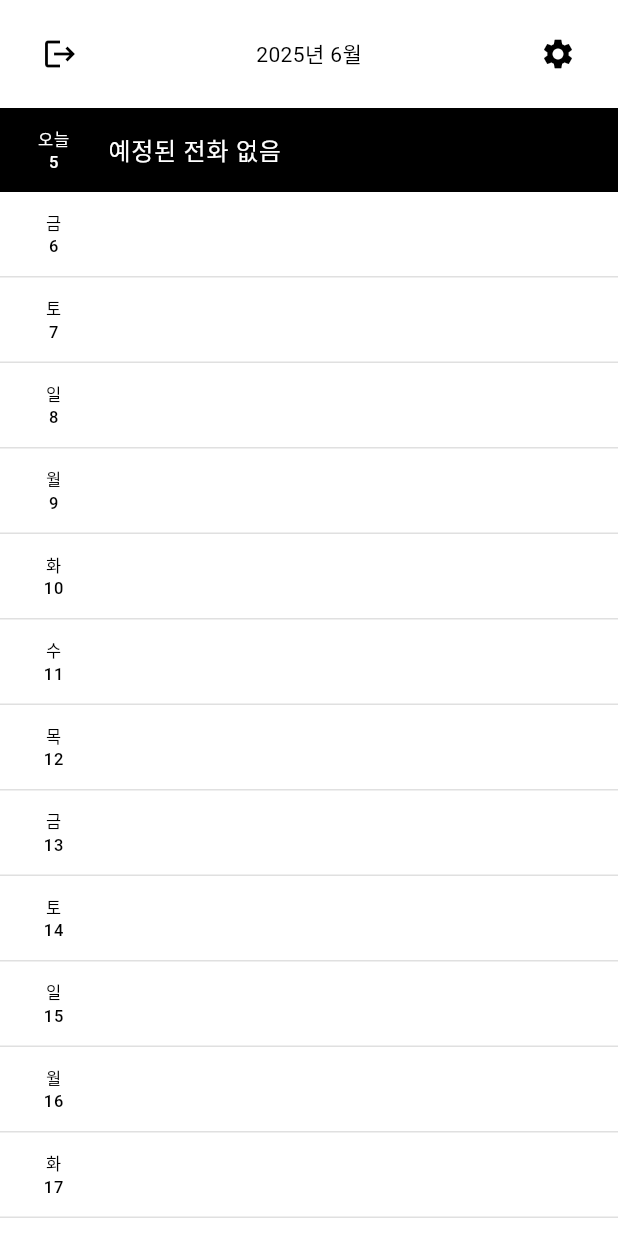
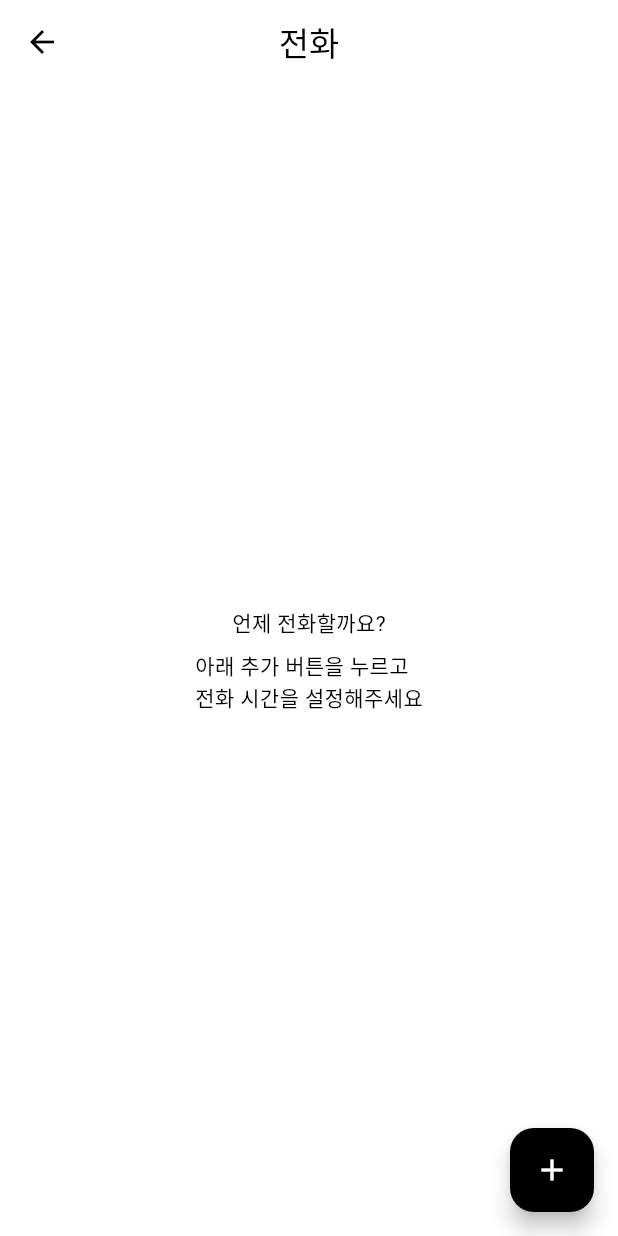
Before and after one commit to MontyCoder0701/hypernova-client, a Flutter app: the screen it shows after launch, after a tap on the "settings" icon, on a phone screen of 412 x 824 dp. Run offline on Flutter 3.47's test engine with Material 3 defaults, Android fonts, the phone set to English and light mode, and no system bars; our stand-ins replace go_router.

Commit message:
feat: add basic settings screen

```diff
--- a/lib/view/home.screen.dart
+++ b/lib/view/home.screen.dart
@@ -1,4 +1,5 @@
 import 'package:flutter/material.dart';
+import 'package:go_router/go_router.dart';
 
 class HomeScreen extends StatelessWidget {
   const HomeScreen({super.key});
@@ -22,7 +23,9 @@ class HomeScreen extends StatelessWidget {
                   IconButton(onPressed: () {}, icon: const Icon(Icons.logout)),
                   const Text('2025년 6월'),
                   IconButton(
-                    onPressed: () {},
+                    onPressed: () {
+                      context.push('/settings');
+                    },
                     icon: const Icon(Icons.settings),
                   ),
                 ],
--- /dev/null
+++ b/lib/view/settings.screen.dart
@@ -0,0 +1,33 @@
+import 'package:flutter/material.dart';
+
+class SettingsScreen extends StatelessWidget {
+  const SettingsScreen({super.key});
+
+  @override
+  Widget build(BuildContext context) {
+    return Scaffold(
+      backgroundColor: Colors.white,
+      appBar: AppBar(
+        backgroundColor: Colors.white,
+        elevation: 0,
+        centerTitle: true,
+        title: const Text('전화', style: TextStyle(color: Colors.black)),
+      ),
+      body: const Center(
+        child: Column(
+          mainAxisAlignment: MainAxisAlignment.center,
+          children: [
+            Text('언제 전화할까요?'),
+            SizedBox(height: 8),
+            Text('아래 추가 버튼을 누르고\n전화 시간을 설정해주세요'),
+          ],
+        ),
+      ),
+      floatingActionButton: FloatingActionButton(
+        onPressed: () {},
+        backgroundColor: Colors.black,
+        child: const Icon(Icons.add, color: Colors.white),
+      ),
+    );
+  }
+}
```
